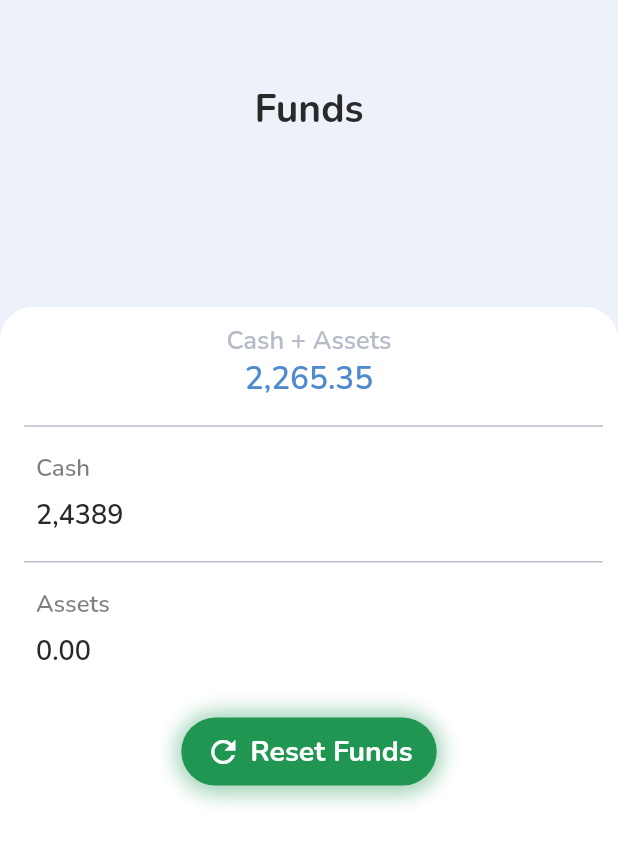
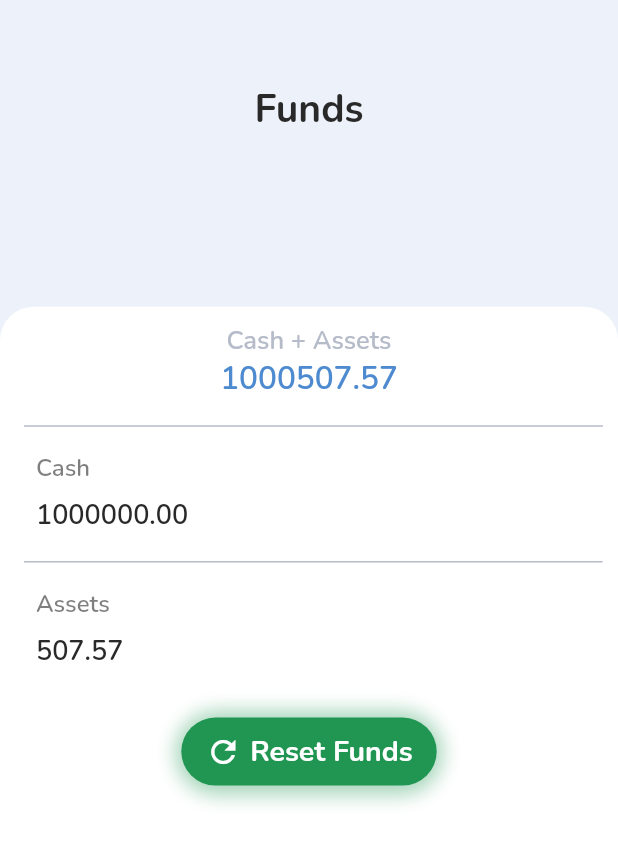
Before and after one commit to NeneWang/paper-merchant, a Flutter app: the FundScreen screen opened directly, on a phone screen of 412 x 824 dp. Shown: the top 844 px of the screen. Run offline on Flutter 3.47's test engine with Material 2 defaults, Android fonts, the phone set to English and light mode, and no system bars; our stand-ins replace fl_chart, flutter_svg, get, hive_flutter, percent_indicator, syncfusion_flutter_charts; missing offline and left inert: fuzzy; accounts and stored records are empty; network calls fail.

Commit message:
fund_screen refresh data

```diff
--- a/lib/screen/home/fund/fund_screen.dart
+++ b/lib/screen/home/fund/fund_screen.dart
@@ -2,10 +2,49 @@ import 'package:flutter/material.dart';
 import 'package:get/get.dart';
 import 'package:mymoney/utils/buttons_widget.dart';
 import 'package:mymoney/utils/color.dart';
+import 'package:mymoney/data/database.dart';
 
-class FundScreen extends StatelessWidget {
+class FundScreen extends StatefulWidget {
+  @override
+  State<FundScreen> createState() => _FundScreenState();
+}
+
+class _FundScreenState extends State<FundScreen> {
+  Database db = Database();
+  double assets = 0.0;
+  double cash = 0.0;
+  double netWorth = 0.0;
+
+  String assetsString = "";
+  String cashString = "";
+  String netWorthString = "";
+
+  void refreshData() {
+    db.loadData();
+    db.syncData();
+    assets = db.userData["papel_asset_worth"];
+    cash = db.userData["cash"];
+    netWorth = assets + cash;
+
+    assetsString = assets.toStringAsFixed(2);
+    cashString = cash.toStringAsFixed(2);
+    netWorthString = netWorth.toStringAsFixed(2);
+  }
+
+  @override
+  void initState() {
+    super.initState();
+    refreshData();
+  }
+
   @override
   Widget build(BuildContext context) {
+    const boldDarkStyle = TextStyle(
+      fontSize: 21,
+      color: appColor,
+      fontFamily: "NunitoSemiBold",
+      fontWeight: FontWeight.w600,
+    );
     return Scaffold(
       body: Stack(
         children: [
@@ -35,16 +74,12 @@ class FundScreen extends StatelessWidget {
             child: Container(
               width: Get.width,
               height: Get.height / 1.33,
-              decoration: BoxDecoration(
+              decoration: const BoxDecoration(
                 color: white,
                 borderRadius: BorderRadius.only(
                   topLeft: Radius.circular(22.56),
                   topRight: Radius.circular(22.56),
                 ),
-                /*   image: DecorationImage(
-                  image: AssetImage(bg1),
-                  fit: BoxFit.cover,
-                ),*/
               ),
               child: Padding(
                 padding: EdgeInsets.only(
@@ -52,7 +87,7 @@ class FundScreen extends StatelessWidget {
                 ),
                 child: Column(
                   children: [
-                    Text(
+                    const Text(
                       "Cash + Assets",
                       style: TextStyle(
                         fontSize: 17,
@@ -62,13 +97,8 @@ class FundScreen extends StatelessWidget {
                       ),
                     ),
                     Text(
-                      "2,265.35",
-                      style: TextStyle(
-                        fontSize: 21,
-                        color: appColor,
-                        fontFamily: "NunitoSemiBold",
-                        fontWeight: FontWeight.w600,
-                      ),
+                      netWorthString,
+                      style: boldDarkStyle,
                     ),
                     Padding(
                       padding: EdgeInsets.only(
@@ -76,21 +106,20 @@ class FundScreen extends StatelessWidget {
                         left: Get.width / 25.71,
                         right: Get.width / 41.14,
                       ),
+                      child: const Divider(
+                        color: gray,
+                        thickness: 1,
+                      ),
+                    ),
+                    design1(text1: "Cash", text2: cashString),
+                    const Padding(
+                      padding: EdgeInsets.only(right: 10.28, left: 16, top: 10),
                       child: Divider(
                         color: gray,
                         thickness: 1,
                       ),
                     ),
-                    design1(text1: "Cash", text2: "2,4389"),
-                    Padding(
-                      padding: const EdgeInsets.only(
-                          right: 10.28, left: 16, top: 10),
-                      child: Divider(
-                        color: gray,
-                        thickness: 1,
-                      ),
-                    ),
-                    design1(text1: "Assets", text2: "0.00"),
+                    design1(text1: "Assets", text2: assetsString),
                     Padding(
                       padding: const EdgeInsets.only(top: 30),
                       child: Row(
```
Also changed, not shown: lib/data/database.dart (+37 -3 lines), lib/screen/home/portfolio/equity/user_portfolio.dart (+37 -7 lines).
